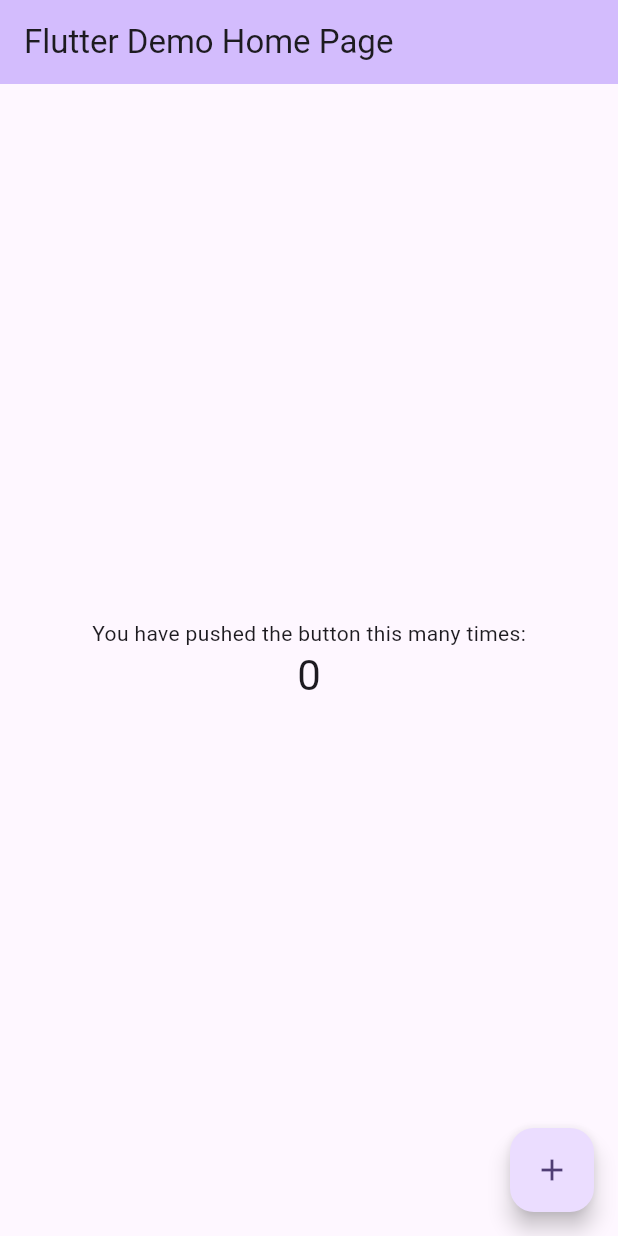
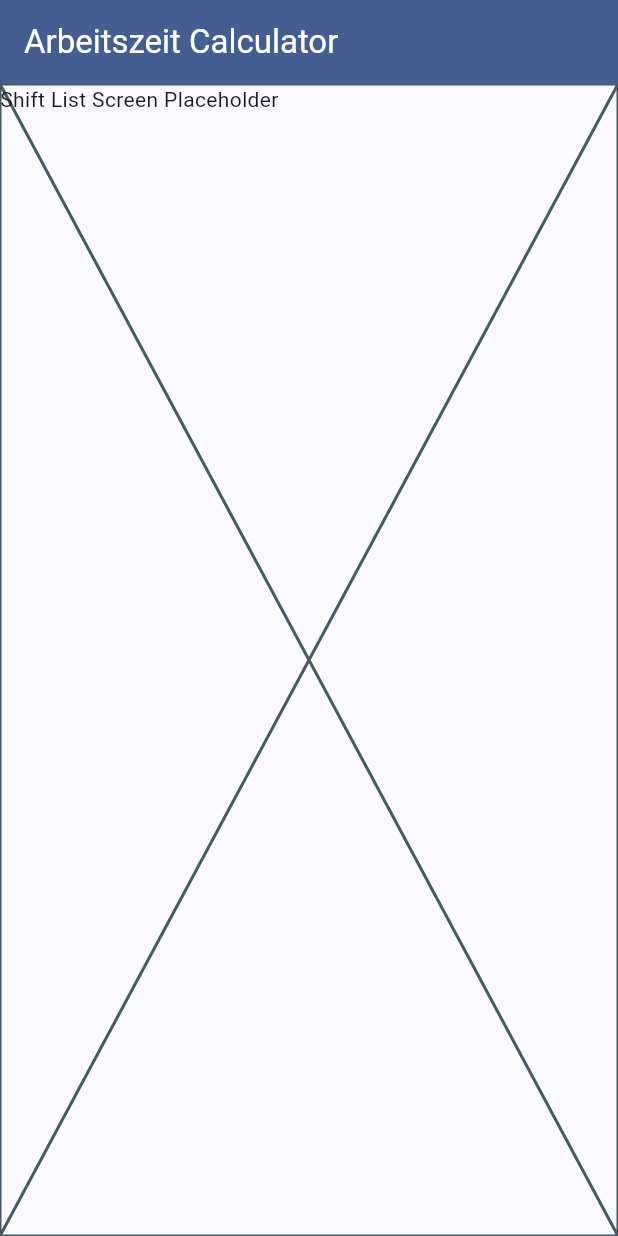
Before and after one commit to Luisg111/arbeitszeit_calculator_flutter, a Flutter app: the screen it shows after launch, on a phone screen of 412 x 824 dp. Run offline on Flutter 3.47's test engine with Material 3 defaults, Android fonts, the phone set to English and light mode, and no system bars; our stand-ins replace copy_with_extension, equatable, go_router.

Commit message:
basic app setup

```diff
--- /dev/null
+++ b/lib/app_dependencies.dart
@@ -0,0 +1,21 @@
+import 'package:arbeitszeit_calculator_flutter/shift/data/database.dart';
+import 'package:arbeitszeit_calculator_flutter/shift/domain/repository/shift_repository.dart';
+import 'package:flutter/material.dart';
+import 'package:provider/provider.dart';
+
+class AppDependencies extends StatelessWidget {
+  const AppDependencies({super.key, required this.app});
+
+  final Widget app;
+
+  @override
+  Widget build(BuildContext context) {
+    return MultiProvider(
+      providers: [
+        Provider(create: (context) => Database()),
+        Provider(create: (context) => ShiftRepository(db: context.read())),
+      ],
+      child: app,
+    );
+  }
+}
--- /dev/null
+++ b/lib/arbeitszeit_calculator_app.dart
@@ -0,0 +1,20 @@
+import 'package:arbeitszeit_calculator_flutter/app_dependencies.dart';
+import 'package:arbeitszeit_calculator_flutter/theme/app_theme.dart';
+import 'package:flutter/material.dart';
+
+import 'navigation/router.dart';
+
+class ArbeitszeitCalculatorApp extends StatelessWidget {
+  const ArbeitszeitCalculatorApp({super.key});
+
+  @override
+  Widget build(BuildContext context) {
+    return AppDependencies(
+      app: MaterialApp.router(
+        title: "Arbeitszeit Calculator",
+        theme: getAppTheme(context),
+        routerConfig: router,
+      ),
+    );
+  }
+}
--- a/lib/main.dart
+++ b/lib/main.dart
@@ -1,122 +1,6 @@
+import 'package:arbeitszeit_calculator_flutter/arbeitszeit_calculator_app.dart';
 import 'package:flutter/material.dart';
 
 void main() {
-  runApp(const MyApp());
+  runApp(const ArbeitszeitCalculatorApp());
 }
-
-class MyApp extends StatelessWidget {
-  const MyApp({super.key});
-
-  // This widget is the root of your application.
-  @override
-  Widget build(BuildContext context) {
-    return MaterialApp(
-      title: 'Flutter Demo',
-      theme: ThemeData(
-        // This is the theme of your application.
-        //
-        // TRY THIS: Try running your application with "flutter run". You'll see
-        // the application has a purple toolbar. Then, without quitting the app,
-        // try changing the seedColor in the colorScheme below to Colors.green
-        // and then invoke "hot reload" (save your changes or press the "hot
-        // reload" button in a Flutter-supported IDE, or press "r" if you used
-        // the command line to start the app).
-        //
-        // Notice that the counter didn't reset back to zero; the application
-        // state is not lost during the reload. To reset the state, use hot
-        // restart instead.
-        //
-        // This works for code too, not just values: Most code changes can be
-        // tested with just a hot reload.
-        colorScheme: ColorScheme.fromSeed(seedColor: Colors.deepPurple),
-      ),
-      home: const MyHomePage(title: 'Flutter Demo Home Page'),
-    );
-  }
-}
-
-class MyHomePage extends StatefulWidget {
-  const MyHomePage({super.key, required this.title});
-
-  // This widget is the home page of your application. It is stateful, meaning
-  // that it has a State object (defined below) that contains fields that affect
-  // how it looks.
-
-  // This class is the configuration for the state. It holds the values (in this
-  // case the title) provided by the parent (in this case the App widget) and
-  // used by the build method of the State. Fields in a Widget subclass are
-  // always marked "final".
-
-  final String title;
-
-  @override
-  State<MyHomePage> createState() => _MyHomePageState();
-}
-
-class _MyHomePageState extends State<MyHomePage> {
-  int _counter = 0;
-
-  void _incrementCounter() {
-    setState(() {
-      // This call to setState tells the Flutter framework that something has
-      // changed in this State, which causes it to rerun the build method below
-      // so that the display can reflect the updated values. If we changed
-      // _counter without calling setState(), then the build method would not be
-      // called again, and so nothing would appear to happen.
-      _counter++;
-    });
-  }
-
-  @override
-  Widget build(BuildContext context) {
-    // This method is rerun every time setState is called, for instance as done
-    // by the _incrementCounter method above.
-    //
-    // The Flutter framework has been optimized to make rerunning build methods
-    // fast, so that you can just rebuild anything that needs updating rather
-    // than having to individually change instances of widgets.
-    return Scaffold(
-      appBar: AppBar(
-        // TRY THIS: Try changing the color here to a specific color (to
-        // Colors.amber, perhaps?) and trigger a hot reload to see the AppBar
-        // change color while the other colors stay the same.
-        backgroundColor: Theme.of(context).colorScheme.inversePrimary,
-        // Here we take the value from the MyHomePage object that was created by
-        // the App.build method, and use it to set our appbar title.
-        title: Text(widget.title),
-      ),
-      body: Center(
-        // Center is a layout widget. It takes a single child and positions it
-        // in the middle of the parent.
-        child: Column(
-          // Column is also a layout widget. It takes a list of children and
-          // arranges them vertically. By default, it sizes itself to fit its
-          // children horizontally, and tries to be as tall as its parent.
-          //
-          // Column has various properties to control how it sizes itself and
-          // how it positions its children. Here we use mainAxisAlignment to
-          // center the children vertically; the main axis here is the vertical
-          // axis because Columns are vertical (the cross axis would be
-          // horizontal).
-          //
-          // TRY THIS: Invoke "debug painting" (choose the "Toggle Debug Paint"
-          // action in the IDE, or press "p" in the console), to see the
-          // wireframe for each widget.
-          mainAxisAlignment: MainAxisAlignment.center,
-          children: <Widget>[
-            const Text('You have pushed the button this many times:'),
-            Text(
-              '$_counter',
-              style: Theme.of(context).textTheme.headlineMedium,
-            ),
-          ],
-        ),
-      ),
-      floatingActionButton: FloatingActionButton(
-        onPressed: _incrementCounter,
-        tooltip: 'Increment',
-        child: const Icon(Icons.add),
-      ), // This trailing comma makes auto-formatting nicer for build methods.
-    );
-  }
-}
--- /dev/null
+++ b/lib/navigation/basic_page.dart
@@ -0,0 +1,15 @@
+import 'package:flutter/material.dart';
+
+class BasicPage extends StatelessWidget {
+  const BasicPage({super.key, required this.child});
+
+  final Widget child;
+
+  @override
+  Widget build(BuildContext context) {
+    return Scaffold(
+      appBar: AppBar(title: Text("Arbeitszeit Calculator")),
+      body: child,
+    );
+  }
+}
--- /dev/null
+++ b/lib/navigation/router.dart
@@ -0,0 +1,5 @@
+import 'package:go_router/go_router.dart';
+
+import 'app_navigation.dart';
+
+final GoRouter router = GoRouter(routes: $appRoutes);
--- /dev/null
+++ b/lib/shift/data/database.dart
@@ -0,0 +1,3 @@
+class Database {
+
+}
--- /dev/null
+++ b/lib/shift/domain/model/shift.dart
@@ -0,0 +1,16 @@
+import 'package:copy_with_extension/copy_with_extension.dart';
+import 'package:equatable/equatable.dart';
+
+part "shift.g.dart";
+
+@CopyWith()
+class Shift extends Equatable {
+  final int id;
+  final DateTime startDate;
+  final DateTime endDate;
+
+  Shift({required this.id, required this.startDate, required this.endDate});
+
+  @override
+  List<Object?> get props => [id, startDate, endDate];
+}
--- /dev/null
+++ b/lib/shift/domain/repository/shift_repository.dart
@@ -0,0 +1,7 @@
+import '../../data/database.dart';
+
+class ShiftRepository {
+  final Database _db;
+
+  ShiftRepository({required Database db}) : _db = db;
+}
--- /dev/null
+++ b/lib/shift/presentation/shiftList/shiftListScreen.dart
@@ -0,0 +1,10 @@
+import 'package:flutter/material.dart';
+
+class ShiftListScreen extends StatelessWidget {
+  const ShiftListScreen({super.key});
+
+  @override
+  Widget build(BuildContext context) {
+    return const Placeholder(child: Text("Shift List Screen Placeholder"));
+  }
+}
--- /dev/null
+++ b/lib/theme/app_theme.dart
@@ -0,0 +1,15 @@
+import 'package:flutter/material.dart';
+
+ThemeData getAppTheme(BuildContext context) {
+  var colorScheme = getAppColorScheme();
+  return ThemeData.from(colorScheme: colorScheme, useMaterial3: true).copyWith(
+    appBarTheme: AppBarTheme(
+      backgroundColor: colorScheme.primary,
+      foregroundColor: colorScheme.onPrimary,
+    ),
+  );
+}
+
+ColorScheme getAppColorScheme() {
+  return ColorScheme.fromSeed(seedColor: Colors.blueAccent);
+}
```
Also changed, not shown: lib/navigation/app_navigation.dart (added, +74 -0 lines), lib/shift/presentation/shiftDetails/shiftDetailsScreen.dart (added, +12 -0 lines), lib/shift/presentation/shiftIcalImport/shiftIcalImportScreen.dart (added, +10 -0 lines), pubspec.yaml (+9 -0 lines), lib/navigation/app_navigation.g.dart (added), lib/shift/domain/model/shift.g.dart (added), pubspec.lock.
